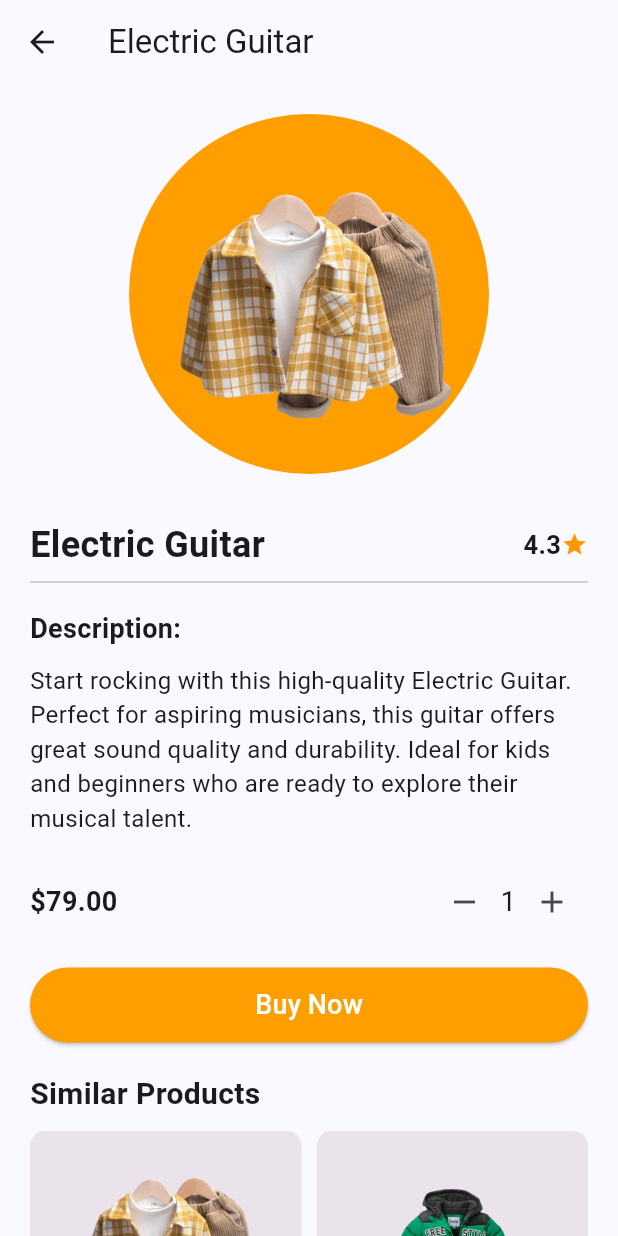
After one commit to AbdirahmanAfrah/Beeciye-App, a Flutter app: the KidsCarScreen screen opened directly, after a tap on "Add Cart", after a tap on "Electric Guitar", on a phone screen of 412 x 824 dp. The commit adds this screen. Run offline on Flutter 3.47's test engine with Material 3 defaults, Android fonts, the phone set to English and light mode, and no system bars; our stand-ins replace flutter_riverpod, riverpod_annotation; generated files the repository leaves out were written again.

Commit message:
Adding New Features Product Deatail Screen

```diff
--- a/lib/models/product.dart
+++ b/lib/models/product.dart
@@ -1,8 +1,14 @@
 class Product {
-  const Product({ required this.id, required this.title, required this.price, required this.image });
+  const Product(
+      {required this.id,
+      required this.title,
+      required this.price,
+      required this.image,
+      required this.description});
 
   final String id;
   final String title;
   final int price;
   final String image;
+  final String description;
 }
--- a/lib/providers/products_provider.dart
+++ b/lib/providers/products_provider.dart
@@ -8,62 +8,146 @@ const List<Product> allProducts = [
     id: '1',
     title: 'Groovy Shorts',
     price: 12,
-      image: 'assets/products/shirt1.png'),
+    image: 'assets/products/shirt1.png',
+    description:
+        'These stylish Groovy Shorts are perfect for hot summer days. With a relaxed fit and breathable fabric, they keep you cool while maintaining a casual look. Ideal for casual outings or beach trips.',
+  ),
   Product(
     id: '5',
     title: 'Drum & Sticks',
     price: 29,
-      image: 'assets/products/top1.png'),
+    image: 'assets/products/top1.png',
+    description:
+        'Get ready to make some noise with this Drum & Sticks set. Perfect for beginners and intermediate drummers, this set provides all the essentials to start your drumming journey. Durable and great for practice!',
+  ),
   Product(
     id: '9',
     title: 'Electric Guitar',
     price: 79,
-      image: 'assets/products/kids1.png'),
+    image: 'assets/products/kids1.png',
+    description:
+        'Start rocking with this high-quality Electric Guitar. Perfect for aspiring musicians, this guitar offers great sound quality and durability. Ideal for kids and beginners who are ready to explore their musical talent.',
+  ),
   Product(
     id: '3',
     title: 'Denim Jeans',
     price: 54,
-      image: 'assets/products/shirt3.png'),
+    image: 'assets/products/shirt3.png',
+    description:
+        'Classic Denim Jeans with a modern twist. Made with high-quality denim, these jeans provide a comfortable fit while maintaining a stylish look. Perfect for casual wear or dressing up for a night out.',
+  ),
   Product(
     id: '6',
     title: 'Blue Suitcase',
     price: 44,
-      image: 'assets/products/top2.png'),
+    image: 'assets/products/top2.png',
+    description:
+        'Travel in style with this durable Blue Suitcase. Designed for ease and convenience, it features spacious compartments and smooth wheels for easy transport. Ideal for short trips or long vacations.',
+  ),
   Product(
     id: '2',
     title: 'Karati Kit',
     price: 34,
-      image: 'assets/products/shirt2.png'),
+    image: 'assets/products/shirt2.png',
+    description:
+        'Everything you need to practice karate in one kit! This Karate Kit includes gloves, a belt, and other essentials to help you start your martial arts journey. Great for beginners looking to get into karate.',
+  ),
   Product(
     id: '12',
     title: 'Electric Guitar',
     price: 79,
-      image: 'assets/products/kids4.png'),
+    image: 'assets/products/kids4.png',
+    description:
+        'A fantastic Electric Guitar for young musicians. Featuring high-quality construction and a sleek design, this guitar helps kids learn and play their favorite tunes with ease.',
+  ),
   Product(
     id: '7',
     title: 'Roller Skates',
     price: 52,
-      image: 'assets/products/top3.png'),
+    image: 'assets/products/top3.png',
+    description:
+        'Get rolling with these stylish and comfortable Roller Skates! With a smooth ride and adjustable fit, these skates are perfect for beginners and seasoned skaters alike. Ideal for outdoor fun and fitness.',
+  ),
   Product(
     id: '4',
     title: 'Red Backpack',
     price: 14,
-      image: 'assets/products/shirt4.png'),
+    image: 'assets/products/shirt4.png',
+    description:
+        'This vibrant Red Backpack is the perfect companion for school, work, or travel. With multiple pockets and a spacious interior, it offers plenty of room for all your essentials while adding a pop of color to your look.',
+  ),
   Product(
     id: '10',
     title: 'Electric Guitar',
     price: 79,
-      image: 'assets/products/kids2.png'),
+    image: 'assets/products/kids2.png',
+    description:
+        'A kid-friendly Electric Guitar designed for aspiring musicians. With an easy-to-play design and durable materials, it’s perfect for children who want to learn and grow their musical skills.',
+  ),
   Product(
     id: '11',
     title: 'Electric Guitar',
     price: 79,
-      image: 'assets/products/kids3.png'),
+    image: 'assets/products/kids3.png',
+    description:
+        'The Electric Guitar for kids who are ready to rock! This guitar features a child-friendly design with excellent sound quality, making it the perfect gift for young music lovers.',
+  ),
   Product(
-      id: '8',
+    id: '12',
     title: 'Electric Guitar',
     price: 79,
-      image: 'assets/products/top4.png'),
+    image: 'assets/products/top4.png',
+    description:
+        'This Electric Guitar combines great sound with an easy-to-play design, making it ideal for beginners and young players who want to learn and explore music.',
+  ),
+  Product(
+    id: '13',
+    title: 'Electric Guitar',
+    price: 79,
+    image: 'assets/products/top6.png',
+    description:
+        'A great starter guitar for anyone looking to explore electric music. Featuring a smooth finish and great tone, this guitar makes playing easy and fun!',
+  ),
+  Product(
+    id: '14',
+    title: 'Electric Guitar',
+    price: 79,
+    image: 'assets/products/top7.png',
+    description:
+        'Perfect for aspiring guitarists, this Electric Guitar is designed to provide a balanced sound and an easy-playing experience. Ideal for anyone starting their musical journey.',
+  ),
+  Product(
+    id: '15',
+    title: 'Electric Guitar',
+    price: 79,
+    image: 'assets/products/top8.png',
+    description:
+        'Unleash your inner rockstar with this high-performance Electric Guitar. With a sleek design and top-notch sound, it’s perfect for players of all levels.',
+  ),
+  Product(
+    id: '16',
+    title: 'Electric Guitar',
+    price: 79,
+    image: 'assets/products/top9.png',
+    description:
+        'An excellent choice for any musician, this Electric Guitar offers rich sound and exceptional playability. Its ergonomic design makes it easy to play for both beginners and experienced players.',
+  ),
+  Product(
+    id: '17',
+    title: 'Electric Guitar',
+    price: 79,
+    image: 'assets/products/top5.png',
+    description:
+        'A versatile Electric Guitar designed for ultimate sound and style. Perfect for musicians looking to add a professional touch to their playing.',
+  ),
+  Product(
+    id: '17',
+    title: 'Electric Guitar',
+    price: 79,
+    image: 'assets/products/top10.png',
+    description:
+        'This Electric Guitar is built for performance. Featuring a unique design and exceptional sound, it’s ideal for musicians who want to stand out on stage.',
+  ),
 ];
 
 // Generated providers
--- a/lib/screens/home/home_screen.dart
+++ b/lib/screens/home/home_screen.dart
@@ -48,7 +48,7 @@ class _HomescreenState extends State<Homescreen> {
             padding: const EdgeInsets.all(20),
             child: Container(
               decoration: BoxDecoration(
-                color: const Color.fromARGB(255, 113, 37, 27),
+                color: Color.fromARGB(255, 255, 158, 1),
                 borderRadius: BorderRadius.circular(20),
               ),
               height: 150,
--- a/lib/screens/kidsCart/kidsCartScreen.dart
+++ b/lib/screens/kidsCart/kidsCartScreen.dart
@@ -3,6 +3,7 @@ import 'package:flutter_riverpod/flutter_riverpod.dart';
 
 import 'package:riverpod_files/providers/cart_provider.dart';
 import 'package:riverpod_files/providers/products_provider.dart';
+import 'package:riverpod_files/screens/productDeatil/ProductDeatilScreen.dart';
 
 class KidsCarScreen extends ConsumerWidget {
   const KidsCarScreen({super.key});
@@ -24,10 +25,23 @@ class KidsCarScreen extends ConsumerWidget {
             childAspectRatio: 0.7,
           ),
           itemBuilder: (context, index) {
-            return Container(
+            return GestureDetector(
+              onTap: () {
+                // Navigate to ProductDetailsScreen
+                Navigator.push(
+                  context,
+                  MaterialPageRoute(
+                    builder: (context) => ProductDetailsScreen(
+                      product: kidsProducts[index], // Pass product data
+                    ),
+                  ),
+                );
+              },
+              child: Container(
                 padding: const EdgeInsets.all(20),
                 decoration: BoxDecoration(
-                color: Color.fromARGB(255, 102, 11, 11).withOpacity(0.1),
+                  color:
+                      const Color.fromARGB(255, 102, 11, 11).withOpacity(0.1),
                   borderRadius: BorderRadius.circular(20),
                 ),
                 child: Column(
@@ -60,10 +74,12 @@ class KidsCarScreen extends ConsumerWidget {
                         },
                         child: const Text(
                           'Add Cart',
-                        style: TextStyle(color: Color.fromARGB(255, 18, 76, 5)),
+                          style:
+                              TextStyle(color: Color.fromARGB(255, 18, 76, 5)),
                         ),
                       ),
                   ],
+                ),
               ),
             );
           },
--- a/lib/screens/menCart/MenCarScreen.dart
+++ b/lib/screens/menCart/MenCarScreen.dart
@@ -2,7 +2,8 @@ import 'package:flutter/material.dart';
 import 'package:flutter_riverpod/flutter_riverpod.dart';
 
 import 'package:riverpod_files/providers/cart_provider.dart';
-import 'package:riverpod_files/providers/products_provider.dart'; // Import your products provider
+import 'package:riverpod_files/providers/products_provider.dart';
+import 'package:riverpod_files/screens/productDeatil/ProductDeatilScreen.dart';
 
 class MenCarScreen extends ConsumerWidget {
   const MenCarScreen({super.key});
@@ -11,9 +12,6 @@ class MenCarScreen extends ConsumerWidget {
   Widget build(BuildContext context, WidgetRef ref) {
     final shirtProducts = ref.watch(menShirtsProductsProvider);
     final cartProducts = ref.watch(cartNotifierProvider);
-
-    // Debug print to check the data
-    // print('Men Shirts Products: ${shirtProducts.length}');
 
     return Scaffold(
       body: Padding(
@@ -27,11 +25,24 @@ class MenCarScreen extends ConsumerWidget {
             childAspectRatio: 0.7,
           ),
           itemBuilder: (context, index) {
-            return Container(
+            return GestureDetector(
+              onTap: () {
+                // Navigate to ProductDetailsScreen when a product is tapped
+                Navigator.push(
+                  context,
+                  MaterialPageRoute(
+                    builder: (context) => ProductDetailsScreen(
+                      product: shirtProducts[index], // Pass the product data
+                    ),
+                  ),
+                );
+              },
+              child: Container(
                 padding: const EdgeInsets.all(20),
                 decoration: BoxDecoration(
-                  color: Color.fromARGB(255, 111, 2, 28).withOpacity(0.1),
-                  borderRadius: BorderRadius.circular(20)),
+                  color: const Color.fromARGB(255, 111, 2, 28).withOpacity(0.1),
+                  borderRadius: BorderRadius.circular(20),
+                ),
                 child: Column(
                   children: [
                     Image.asset(
@@ -62,10 +73,12 @@ class MenCarScreen extends ConsumerWidget {
                         },
                         child: const Text(
                           'Add Cart',
-                        style: TextStyle(color: Color.fromARGB(255, 18, 76, 5)),
+                          style:
+                              TextStyle(color: Color.fromARGB(255, 18, 76, 5)),
                         ),
                       ),
                   ],
+                ),
               ),
             );
           },
--- /dev/null
+++ b/lib/screens/productDeatil/ProductDeatilScreen.dart
@@ -0,0 +1,227 @@
+import 'package:flutter/material.dart';
+import 'package:flutter_riverpod/flutter_riverpod.dart';
+import 'package:riverpod_files/models/product.dart';
+import 'package:riverpod_files/providers/products_provider.dart';
+
+class ProductDetailsScreen extends ConsumerStatefulWidget {
+  final Product product;
+
+  const ProductDetailsScreen({super.key, required this.product});
+
+  @override
+  ConsumerState<ProductDetailsScreen> createState() =>
+      _ProductDetailsScreenState();
+}
+
+class _ProductDetailsScreenState extends ConsumerState<ProductDetailsScreen> {
+  int quantity = 1; // Keeps track of the quantity selected
+
+  @override
+  Widget build(BuildContext context) {
+    // Fetch similar products based on category
+    final similarProducts =
+        ref.watch(_getSimilarProductsProvider(widget.product));
+
+    return Scaffold(
+      appBar: AppBar(
+        title: Text(widget.product.title),
+      ),
+      body: SingleChildScrollView(
+        padding: const EdgeInsets.all(20),
+        child: Column(
+          crossAxisAlignment: CrossAxisAlignment.start,
+          children: [
+            // Product Image
+            Center(
+              child: Container(
+                width: 240,
+                height: 240,
+                decoration: const BoxDecoration(
+                  color: Color.fromARGB(
+                      255, 255, 158, 1), // Light beige background
+                  shape: BoxShape.circle,
+                ),
+                child: Padding(
+                  padding: const EdgeInsets.all(20),
+                  child: Image.asset(
+                    widget.product.image,
+                    width: 100,
+                    height: 100,
+                    fit: BoxFit.cover,
+                  ),
+                ),
+              ),
+            ),
+            const SizedBox(height: 30),
+
+            // Title and Rating
+            Row(
+              children: [
+                Text(
+                  widget.product.title,
+                  style: const TextStyle(
+                    fontSize: 24,
+                    fontWeight: FontWeight.bold,
+                  ),
+                ),
+                const Spacer(),
+                const Text(
+                  "4.3", // Replace with dynamic rating if available
+                  style: TextStyle(
+                    fontWeight: FontWeight.bold,
+                    fontSize: 17,
+                  ),
+                ),
+                const Icon(Icons.star, color: Colors.orange, size: 18),
+              ],
+            ),
+
+            const Divider(),
+            const SizedBox(height: 10),
+
+            // Description
+            const Text(
+              'Description:',
+              style: TextStyle(fontSize: 18, fontWeight: FontWeight.bold),
+            ),
+            const SizedBox(height: 10),
+            Text(
+              widget.product.description,
+              style: const TextStyle(fontSize: 16),
+            ),
+            const SizedBox(height: 20),
+
+            // Price and Quantity
+            Row(
+              mainAxisAlignment: MainAxisAlignment.spaceBetween,
+              children: [
+                Text(
+                  '\$${(widget.product.price * quantity).toStringAsFixed(2)}',
+                  style: const TextStyle(
+                    fontSize: 18.0,
+                    fontWeight: FontWeight.bold,
+                  ),
+                ),
+                Row(
+                  children: [
+                    IconButton(
+                      icon: const Icon(Icons.remove),
+                      onPressed: () {
+                        if (quantity > 1) {
+                          setState(() {
+                            quantity--;
+                          });
+                        }
+                      },
+                    ),
+                    Text(
+                      '$quantity',
+                      style: const TextStyle(fontSize: 18.0),
+                    ),
+                    IconButton(
+                      icon: const Icon(Icons.add),
+                      onPressed: () {
+                        setState(() {
+                          quantity++;
+                        });
+                      },
+                    ),
+                  ],
+                ),
+              ],
+            ),
+            const SizedBox(height: 20),
+
+            // Buy Now Button
+            ElevatedButton(
+              onPressed: () {
+                // TODO: Handle buy action
+                ScaffoldMessenger.of(context).showSnackBar(
+                  const SnackBar(content: Text("Purchase completed!")),
+                );
+              },
+              style: ElevatedButton.styleFrom(
+                backgroundColor: Color.fromARGB(255, 255, 158, 1),
+                minimumSize: const Size(double.infinity, 50),
+              ),
+              child: const Text(
+                'Buy Now',
+                style: TextStyle(fontSize: 18, color: Colors.white),
+              ),
+            ),
+            const SizedBox(height: 20),
+
+            // Similar Products Section
+            const Text(
+              "Similar Products",
+              style: TextStyle(
+                fontSize: 20,
+                fontWeight: FontWeight.bold,
+              ),
+            ),
+            const SizedBox(height: 10),
+
+            // Grid of Similar Products
+            GridView.builder(
+              shrinkWrap: true,
+              physics: const NeverScrollableScrollPhysics(),
+              itemCount: similarProducts.length,
+              gridDelegate: const SliverGridDelegateWithFixedCrossAxisCount(
+                crossAxisCount: 2,
+                mainAxisSpacing: 10,
+                crossAxisSpacing: 10,
+                childAspectRatio: 0.7,
+              ),
+              itemBuilder: (context, index) {
+                final similarProduct = similarProducts[index];
+                return GestureDetector(
+                  onTap: () {
+                    Navigator.push(
+                      context,
+                      MaterialPageRoute(
+                        builder: (context) =>
+                            ProductDetailsScreen(product: similarProduct),
+                      ),
+                    );
+                  },
+                  child: Container(
+                    padding: const EdgeInsets.all(10),
+                    decoration: BoxDecoration(
+                      color: Color.fromARGB(255, 113, 30, 68).withOpacity(0.1),
+                      borderRadius: BorderRadius.circular(10),
+                    ),
+                    child: Column(
+                      children: [
+                        Image.asset(
+                          similarProduct.image,
+                          width: 130,
+                          height: 130,
+                        ),
+                        Text(similarProduct.title),
+                        Text('\$${similarProduct.price}'),
+                      ],
+                    ),
+                  ),
+                );
+              },
+            ),
+          ],
+        ),
+      ),
+    );
+  }
+
+  // Similar Products Provider
+  AutoDisposeProvider<List<Product>> _getSimilarProductsProvider(
+      Product product) {
+    if (product.image.contains('shirt')) {
+      return menShirtsProductsProvider;
+    } else if (product.image.contains('top')) {
+      return womenTopsProductsProvider;
+    } else if (product.image.contains('kids')) {
+      return kidsProductsProvider;
+    } else {
+      return productsProvider; // Default provider
+    }
+  }
+}
--- a/lib/screens/womenCart/WomenCart.dart
+++ b/lib/screens/womenCart/WomenCart.dart
@@ -2,7 +2,8 @@ import 'package:flutter/material.dart';
 import 'package:flutter_riverpod/flutter_riverpod.dart';
 
 import 'package:riverpod_files/providers/cart_provider.dart';
-import 'package:riverpod_files/providers/products_provider.dart'; // Import your products provider
+import 'package:riverpod_files/providers/products_provider.dart';
+import 'package:riverpod_files/screens/productDeatil/ProductDeatilScreen.dart'; // Import your ProductDetailsScreen
 
 class WomenCarScreen extends ConsumerWidget {
   const WomenCarScreen({super.key});
@@ -11,9 +12,6 @@ class WomenCarScreen extends ConsumerWidget {
   Widget build(BuildContext context, WidgetRef ref) {
     final topProducts = ref.watch(womenTopsProductsProvider);
     final cartProducts = ref.watch(cartNotifierProvider);
-
-    // Debug print to check the data
-    // print('Men Shirts Products: ${shirtProducts.length}');
 
     return Scaffold(
       body: Padding(
@@ -27,11 +25,23 @@ class WomenCarScreen extends ConsumerWidget {
             childAspectRatio: 0.7,
           ),
           itemBuilder: (context, index) {
-            return Container(
+            return GestureDetector(
+              onTap: () {
+                // Navigate to ProductDetailsScreen
+                Navigator.push(
+                  context,
+                  MaterialPageRoute(
+                    builder: (context) =>
+                        ProductDetailsScreen(product: topProducts[index]),
+                  ),
+                );
+              },
+              child: Container(
                 padding: const EdgeInsets.all(20),
                 decoration: BoxDecoration(
-                  color: Color.fromARGB(255, 111, 2, 28).withOpacity(0.1),
-                  borderRadius: BorderRadius.circular(20)),
+                  color: const Color.fromARGB(255, 111, 2, 28).withOpacity(0.1),
+                  borderRadius: BorderRadius.circular(20),
+                ),
                 child: Column(
                   children: [
                     Image.asset(
@@ -39,7 +49,10 @@ class WomenCarScreen extends ConsumerWidget {
                       width: 130,
                       height: 130,
                     ),
-                  Text(topProducts[index].title),
+                    Text(
+                      topProducts[index].title,
+                      style: const TextStyle(fontWeight: FontWeight.bold),
+                    ),
                     Text('\$${topProducts[index].price}'),
                     if (cartProducts.contains(topProducts[index]))
                       TextButton(
@@ -62,10 +75,12 @@ class WomenCarScreen extends ConsumerWidget {
                         },
                         child: const Text(
                           'Add Cart',
-                        style: TextStyle(color: Color.fromARGB(255, 18, 76, 5)),
+                          style:
+                              TextStyle(color: Color.fromARGB(255, 18, 76, 5)),
                         ),
                       ),
                   ],
+                ),
               ),
             );
           },
```
Also changed, not shown: assets/products/top10.png (added), assets/products/top6.png (added), assets/products/top7.png (added), assets/products/top8.png (added), assets/products/top9.png (added). Lines whose indentation alone changed are shown as unchanged.
